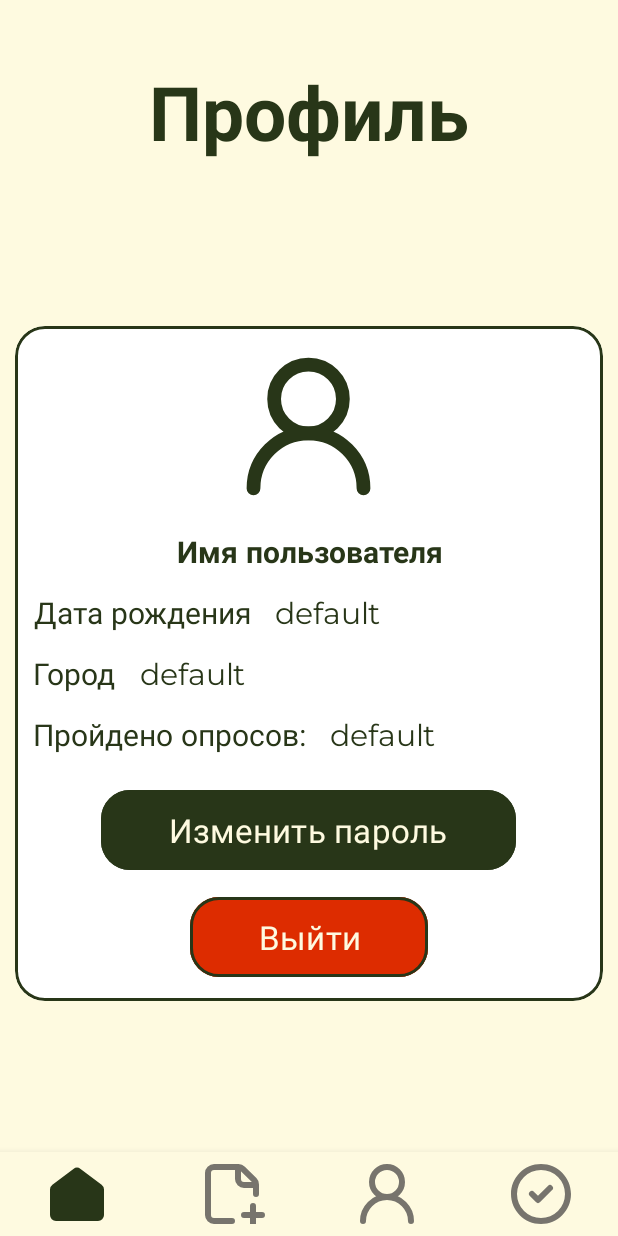
After one commit to msnthr0pe/we_vote, an Android app: the layout fragment_profile.xml on its own in the app's theme, with its tools: preview values and no code run, on a phone screen of 412 x 824 dp. The commit adds this screen. Run offline under Robolectric (Android 15) with nearby library versions, the phone set to English and light mode, and no system bars; Roboto replaces fonts that are not available here.

Commit message:
Profile xml done

```diff
--- a/app/src/main/res/drawable/rounded_corners.xml
+++ b/app/src/main/res/drawable/rounded_corners.xml
@@ -1,7 +1,7 @@
 <?xml version="1.0" encoding="utf-8"?>
-<selector xmlns:android="http://schemas.android.com/apk/res/android">
-    <item>
-        <shape>
+<shape xmlns:android="http://schemas.android.com/apk/res/android"
+    android:shape="rectangle">
+
     <solid android:color="?attr/editTextBackgroundFill"/>
     <stroke android:width="2dp" android:color="?attr/colorPrimary"/>
     <corners android:radius="20dp"/>
@@ -11,5 +11,3 @@
         android:right="12dp"
         android:bottom="10dp"/>
 </shape>
-    </item>
-</selector>
--- a/app/src/main/res/layout/fragment_main_screen.xml
+++ b/app/src/main/res/layout/fragment_main_screen.xml
@@ -8,6 +8,13 @@
     android:gravity="center"
     android:paddingTop="44dp">
 
+    <TextView
+        android:layout_width="wrap_content"
+        android:layout_height="wrap_content"
+        android:text="@string/polls"
+        android:textSize="@dimen/titleTextSize"
+        android:textStyle="bold"/>
+
     <LinearLayout
         android:layout_width="match_parent"
         android:layout_height="0dp"
@@ -15,12 +22,7 @@
         android:orientation="vertical"
         android:gravity="center">
 
-        <TextView
-            android:layout_width="wrap_content"
-            android:layout_height="wrap_content"
-            android:text="Опросы"
-            android:textSize="@dimen/titleTextSize"
-            android:textStyle="bold"/>
+
 
         <ImageView
             android:layout_width="300dp"
@@ -40,7 +42,7 @@
                 android:paddingEnd="16dp"/>
 
             <EditText
-                android:layout_width="wrap_content"
+                android:layout_width="0dp"
                 android:layout_height="wrap_content"
                 android:text="@string/search"
                 android:layout_weight="1"/>
--- /dev/null
+++ b/app/src/main/res/layout/fragment_profile.xml
@@ -0,0 +1,165 @@
+<?xml version="1.0" encoding="utf-8"?>
+<LinearLayout xmlns:android="http://schemas.android.com/apk/res/android"
+    xmlns:app="http://schemas.android.com/apk/res-auto"
+    android:layout_width="match_parent"
+    android:layout_height="match_parent"
+    android:orientation="vertical"
+    android:gravity="center"
+    android:paddingTop="44dp">
+
+    <TextView
+        android:layout_width="wrap_content"
+        android:layout_height="wrap_content"
+        android:text="@string/profile"
+        android:textSize="@dimen/titleTextSize"
+        android:textStyle="bold"/>
+
+
+    <LinearLayout
+        android:layout_width="match_parent"
+        android:layout_height="0dp"
+        android:layout_weight="1"
+        android:orientation="vertical"
+        android:gravity="center">
+
+
+
+        <com.google.android.material.card.MaterialCardView
+            android:layout_width="match_parent"
+            android:layout_height="450dp"
+            android:layout_margin="10dp"
+            app:cardCornerRadius="20dp"
+            app:strokeColor="?attr/colorPrimary"
+            app:strokeWidth="2dp"
+            app:cardBackgroundColor="?attr/editTextBackgroundFill">
+
+            <LinearLayout
+                android:layout_width="match_parent"
+                android:layout_height="match_parent"
+                android:padding="12dp"
+                android:orientation="vertical"
+                android:background="@android:color/transparent"
+                android:gravity="center">
+
+                <ImageView
+                    android:layout_width="110dp"
+                    android:layout_height="110dp"
+                    android:src="@drawable/ic_user"
+                    android:background="@android:color/transparent"/>
+
+                <Space
+                    android:layout_width="wrap_content"
+                    android:layout_height="0dp"
+                    android:layout_weight="1"/>
+
+                <TextView
+                    android:layout_width="wrap_content"
+                    android:layout_height="wrap_content"
+                    android:text="@string/user_name"
+                    android:background="@android:color/transparent"
+                    android:textStyle="bold"
+                    android:layout_weight="1"/>
+
+                <LinearLayout
+                    android:layout_width="wrap_content"
+                    android:layout_height="wrap_content"
+                    android:background="@android:color/transparent"
+                    android:layout_gravity="center_vertical"
+                    android:gravity="center_vertical"
+                    android:layout_weight="1"
+                    android:orientation="horizontal">
+
+                    <TextView
+                        android:layout_width="wrap_content"
+                        android:layout_height="wrap_content"
+                        android:text="@string/date_of_birth"
+                        android:background="@android:color/transparent"
+                        android:layout_marginEnd="@dimen/cardPadding"/>
+
+                    <TextView
+                        android:layout_width="wrap_content"
+                        android:layout_height="wrap_content"
+                        android:text="@string/default_value"
+                        android:background="@android:color/transparent" />
+
+                </LinearLayout>
+
+                <LinearLayout
+                    android:layout_width="wrap_content"
+                    android:layout_height="wrap_content"
+                    android:background="@android:color/transparent"
+                    android:layout_gravity="center_vertical"
+                    android:gravity="center_vertical"
+                    android:layout_weight="1"
+                    android:orientation="horizontal">
+
+                    <TextView
+                        android:layout_width="wrap_content"
+                        android:layout_height="wrap_content"
+                        android:text="@string/city"
+                        android:background="@android:color/transparent"
+                        android:layout_marginEnd="@dimen/cardPadding"/>
+
+                    <TextView
+                        android:layout_width="wrap_content"
+                        android:layout_height="wrap_content"
+                        android:text="@string/default_value"
+                        android:background="@android:color/transparent" />
+
+                </LinearLayout>
+
+                <LinearLayout
+                    android:layout_width="wrap_content"
+                    android:layout_height="wrap_content"
+                    android:background="@android:color/transparent"
+                    android:layout_gravity="center_vertical"
+                    android:gravity="center_vertical"
+                    android:layout_weight="1"
+                    android:orientation="horizontal">
+
+                    <TextView
+                        android:layout_width="wrap_content"
+                        android:layout_height="wrap_content"
+                        android:text="@string/polls_completed"
+                        android:background="@android:color/transparent"
+                        android:layout_marginEnd="@dimen/cardPadding"/>
+
+                    <TextView
+                        android:layout_width="wrap_content"
+                        android:layout_height="wrap_content"
+                        android:text="@string/default_value"
+                        android:background="@android:color/transparent" />
+
+                </LinearLayout>
+
+                <Button
+                    android:layout_width="wrap_content"
+                    android:layout_height="wrap_content"
+                    android:layout_marginTop="10dp"
+                    android:text="@string/change_password"/>
+
+                <Button
+                    android:id="@+id/btnLoginContinue"
+                    android:layout_width="wrap_content"
+                    android:layout_height="wrap_content"
+                    android:layout_marginTop="10dp"
+                    android:text="@string/log_out"
+                    android:backgroundTint="@color/red"/>
+
+
+            </LinearLayout>
+
+        </com.google.android.material.card.MaterialCardView>
+
+    </LinearLayout>
+
+    <com.google.android.material.bottomnavigation.BottomNavigationView
+        android:id="@+id/bottom_nav"
+        app:itemRippleColor="@android:color/transparent"
+        android:layout_width="match_parent"
+        android:layout_height="wrap_content"
+        app:labelVisibilityMode="unlabeled"
+        app:menu="@menu/menu_bottom_nav_admin"
+        android:layout_gravity="bottom"/>
+
+</LinearLayout>
--- a/app/src/main/res/layout/fragment_registration.xml
+++ b/app/src/main/res/layout/fragment_registration.xml
@@ -1,7 +1,5 @@
 <?xml version="1.0" encoding="utf-8"?>
 <LinearLayout xmlns:android="http://schemas.android.com/apk/res/android"
-    xmlns:app="http://schemas.android.com/apk/res-auto"
-    xmlns:tools="http://schemas.android.com/tools"
     android:layout_width="match_parent"
     android:layout_height="match_parent"
     android:orientation="vertical"
@@ -108,7 +106,7 @@
 
     <Button
         android:id="@+id/btnRegister"
-        android:layout_width="339dp"
+        android:layout_width="340dp"
         android:layout_height="66dp"
         android:layout_marginBottom="40dp"
         android:text="@string/register" />
--- a/app/src/main/res/layout/item_vote.xml
+++ b/app/src/main/res/layout/item_vote.xml
@@ -32,6 +32,15 @@
             android:padding="0dp"
             android:layout_gravity="end"/>
 
+        <Button
+            android:layout_width="wrap_content"
+            android:layout_height="wrap_content"
+            android:text="Завершеить опрос"
+            android:textSize="20sp"
+            android:backgroundTint="@color/red"
+            android:padding="0dp"
+            android:layout_gravity="end"/>
+
     </LinearLayout>
 
 </com.google.android.material.card.MaterialCardView>
--- a/app/src/main/res/values/colors.xml
+++ b/app/src/main/res/values/colors.xml
@@ -5,5 +5,6 @@
     <color name="light_yellow">#FEFAE0</color>
     <color name="hint">#BFFEFAE0</color>
     <color name="dark_green">#283618</color>
+    <color name="red">#DD2C00</color>
 
 </resources>
--- a/app/src/main/res/values/dimens.xml
+++ b/app/src/main/res/values/dimens.xml
@@ -4,4 +4,6 @@
     <dimen name="editTextHeight">52dp</dimen>
 
     <dimen name="titleTextSize">50sp</dimen>
+
+    <dimen name="cardPadding">15dp</dimen>
 </resources>
--- a/app/src/main/res/values/strings.xml
+++ b/app/src/main/res/values/strings.xml
@@ -22,4 +22,10 @@
     <string name="search">Поиск…</string>
     <string name="default_recycler_text">Как Вы относитесь к идее проведения ночных киномарафонов в нашем кинотеатре?</string>
     <string name="vote">Голосовать</string>
+    <string name="polls">Опросы</string>
+    <string name="default_value">default</string>
+    <string name="polls_completed">Пройдено опросов:</string>
+    <string name="change_password">Изменить пароль</string>
+    <string name="log_out">Выйти</string>
+    <string name="profile">Профиль</string>
 </resources>
```
Lines whose indentation alone changed are shown as unchanged.
